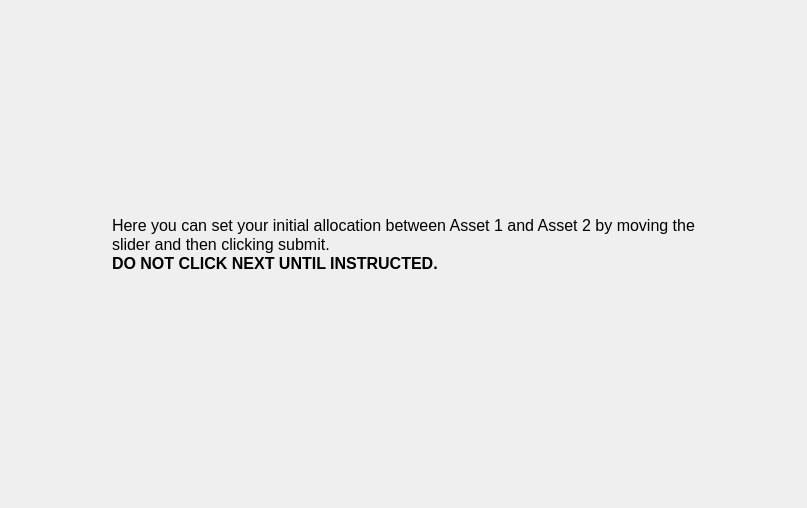
First picture: the form in MarketSimulation/instructionscreen8.ui, repository dwattttt/marketsim, before the edit.
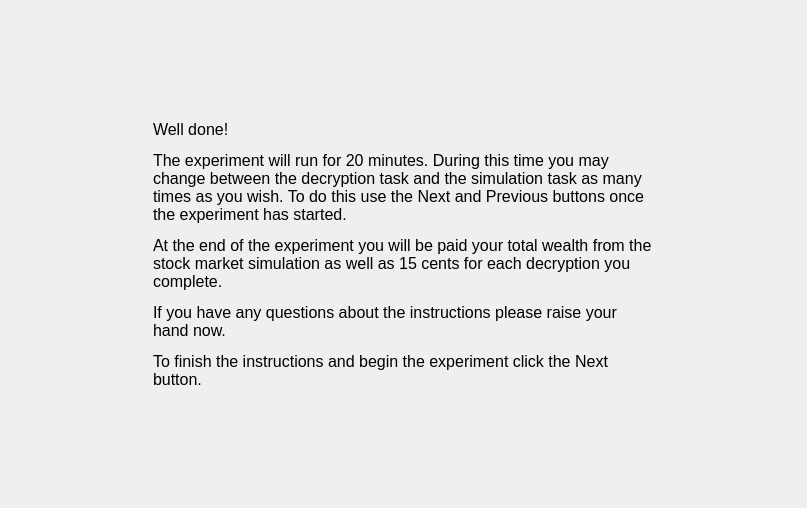
Second picture: the form after the edit.

Commit message: Tidied up all the decryption related screens.

Diff of the .ui file:
```diff
--- a/MarketSimulation/instructionscreen8.ui
+++ b/MarketSimulation/instructionscreen8.ui
@@ -44,20 +44,22 @@
      </item>
      <item>
       <widget class="QLabel" name="label">
+       <property name="minimumSize">
+        <size>
+         <width>500</width>
+         <height>0</height>
+        </size>
+       </property>
        <property name="font">
         <font>
          <pointsize>12</pointsize>
         </font>
        </property>
        <property name="text">
-        <string>&lt;!DOCTYPE HTML PUBLIC &quot;-//W3C//DTD HTML 4.0//EN&quot; &quot;http://www.w3.org/TR/REC-html40/strict.dtd&quot;&gt;
-&lt;html&gt;&lt;head&gt;&lt;meta name=&quot;qrichtext&quot; content=&quot;1&quot; /&gt;&lt;style type=&quot;text/css&quot;&gt;
-p, li { white-space: pre-wrap; }
-&lt;/style&gt;&lt;/head&gt;&lt;body style=&quot; font-family:'MS Shell Dlg 2'; font-size:8.25pt; font-weight:400; font-style:normal;&quot;&gt;
-&lt;p style=&quot; margin-top:0px; margin-bottom:0px; margin-left:0px; margin-right:0px; -qt-block-indent:0; text-indent:0px;&quot;&gt;&lt;span style=&quot; font-size:12pt;&quot;&gt;Here you can set your initial allocation between Asset 1 and Asset 2 by moving the&lt;/span&gt;&lt;/p&gt;
-&lt;p style=&quot; margin-top:0px; margin-bottom:0px; margin-left:0px; margin-right:0px; -qt-block-indent:0; text-indent:0px;&quot;&gt;&lt;span style=&quot; font-size:12pt;&quot;&gt;slider and then clicking submit.&lt;/span&gt;&lt;/p&gt;
-&lt;p style=&quot; margin-top:0px; margin-bottom:0px; margin-left:0px; margin-right:0px; -qt-block-indent:0; text-indent:0px;&quot;&gt;&lt;span style=&quot; font-size:12pt; font-weight:600;&quot;&gt;DO NOT CLICK NEXT UNTIL INSTRUCTED.&lt;/span&gt;&lt;/p&gt;
-&lt;p style=&quot;-qt-paragraph-type:empty; margin-top:0px; margin-bottom:0px; margin-left:0px; margin-right:0px; -qt-block-indent:0; text-indent:0px; font-size:12pt;&quot;&gt;&lt;/p&gt;&lt;/body&gt;&lt;/html&gt;</string>
+        <string>&lt;html&gt;&lt;head/&gt;&lt;body&gt;&lt;p&gt;Well done!&lt;/p&gt;&lt;p&gt;The experiment will run for 20 minutes. During this time you may change between the decryption task and the simulation task as many times as you wish. To do this use the Next and Previous buttons once the experiment has started. &lt;/p&gt;&lt;p&gt;At the end of the experiment you will be paid your total wealth from the stock market simulation as well as 15 cents for each decryption you complete.&lt;/p&gt;&lt;p&gt;If you have any questions about the instructions please raise your hand now.&lt;/p&gt;&lt;p&gt;To finish the instructions and begin the experiment click the Next button. &lt;/p&gt;&lt;/body&gt;&lt;/html&gt;</string>
+       </property>
+       <property name="wordWrap">
+        <bool>true</bool>
        </property>
       </widget>
      </item>
```
The commit also changes 10 other files.
